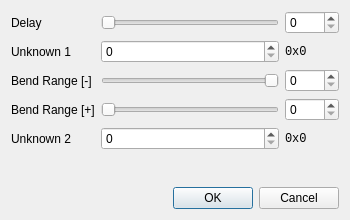
First picture: the form in src/mpbgui/LayerEditor.ui, repository dakrk/manatools, before the edit.
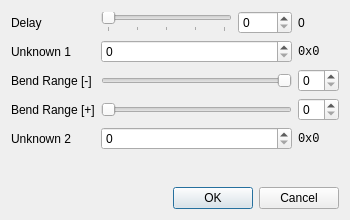
Second picture: the form after the edit.

Commit message:
mpbgui: layer delay represented differently
0 -> 1024 in file, 0 -> 4096 visually

```diff
--- a/src/mpbgui/LayerEditor.ui
+++ b/src/mpbgui/LayerEditor.ui
@@ -16,6 +16,33 @@
   <layout class="QVBoxLayout" name="verticalLayout">
    <item>
     <layout class="QGridLayout" name="gridLayout">
+     <item row="2" column="3">
+      <widget class="QSpinBox" name="spinBendLow">
+       <property name="maximum">
+        <number>24</number>
+       </property>
+      </widget>
+     </item>
+     <item row="3" column="0">
+      <widget class="QLabel" name="lblBendHigh">
+       <property name="text">
+        <string>Bend Range [+]</string>
+       </property>
+       <property name="buddy">
+        <cstring>spinBendHigh</cstring>
+       </property>
+      </widget>
+     </item>
+     <item row="4" column="0">
+      <widget class="QLabel" name="lblUnk2">
+       <property name="text">
+        <string>Unknown 2</string>
+       </property>
+       <property name="buddy">
+        <cstring>spinUnk2</cstring>
+       </property>
+      </widget>
+     </item>
      <item row="0" column="0">
       <widget class="QLabel" name="lblDelay">
        <property name="text">
@@ -26,20 +53,13 @@
        </property>
       </widget>
      </item>
-     <item row="0" column="1">
-      <widget class="QSlider" name="sliderDelay">
-       <property name="maximum">
-        <number>4096</number>
+     <item row="2" column="0">
+      <widget class="QLabel" name="lblBendLow">
+       <property name="text">
+        <string>Bend Range [-]</string>
        </property>
-       <property name="orientation">
-        <enum>Qt::Orientation::Horizontal</enum>
-       </property>
-      </widget>
-     </item>
-     <item row="0" column="2">
-      <widget class="QSpinBox" name="spinDelay">
-       <property name="maximum">
-        <number>4096</number>
+       <property name="buddy">
+        <cstring>spinBendLow</cstring>
        </property>
       </widget>
      </item>
@@ -53,14 +73,48 @@
        </property>
       </widget>
      </item>
-     <item row="1" column="1">
-      <widget class="QSpinBox" name="spinUnk1">
+     <item row="3" column="3">
+      <widget class="QSpinBox" name="spinBendHigh">
        <property name="maximum">
-        <number>65535</number>
+        <number>24</number>
        </property>
       </widget>
      </item>
-     <item row="1" column="2">
+     <item row="0" column="1">
+      <widget class="QSlider" name="sliderDelay">
+       <property name="maximum">
+        <number>1024</number>
+       </property>
+       <property name="singleStep">
+        <number>4</number>
+       </property>
+       <property name="pageStep">
+        <number>32</number>
+       </property>
+       <property name="orientation">
+        <enum>Qt::Orientation::Horizontal</enum>
+       </property>
+       <property name="tickPosition">
+        <enum>QSlider::TickPosition::TicksBelow</enum>
+       </property>
+       <property name="tickInterval">
+        <number>256</number>
+       </property>
+      </widget>
+     </item>
+     <item row="4" column="3">
+      <widget class="QLabel" name="lblUnk2Hex">
+       <property name="font">
+        <font>
+         <family>Monospace</family>
+        </font>
+       </property>
+       <property name="text">
+        <string>0x0</string>
+       </property>
+      </widget>
+     </item>
+     <item row="1" column="3">
       <widget class="QLabel" name="lblUnk1Hex">
        <property name="font">
         <font>
@@ -72,17 +126,24 @@
        </property>
       </widget>
      </item>
-     <item row="2" column="0">
-      <widget class="QLabel" name="lblBendLow">
-       <property name="text">
-        <string>Bend Range [-]</string>
+     <item row="0" column="2">
+      <widget class="QSpinBox" name="spinDelay">
+       <property name="maximum">
+        <number>1024</number>
        </property>
-       <property name="buddy">
-        <cstring>spinBendLow</cstring>
+       <property name="singleStep">
+        <number>1</number>
        </property>
       </widget>
      </item>
-     <item row="2" column="1">
+     <item row="1" column="1" colspan="2">
+      <widget class="QSpinBox" name="spinUnk1">
+       <property name="maximum">
+        <number>65535</number>
+       </property>
+      </widget>
+     </item>
+     <item row="2" column="1" colspan="2">
       <widget class="QSlider" name="sliderBendLow">
        <property name="maximum">
         <number>24</number>
@@ -95,24 +156,7 @@
        </property>
       </widget>
      </item>
-     <item row="2" column="2">
-      <widget class="QSpinBox" name="spinBendLow">
-       <property name="maximum">
-        <number>24</number>
-       </property>
-      </widget>
-     </item>
-     <item row="3" column="0">
-      <widget class="QLabel" name="lblBendHigh">
-       <property name="text">
-        <string>Bend Range [+]</string>
-       </property>
-       <property name="buddy">
-        <cstring>spinBendHigh</cstring>
-       </property>
-      </widget>
-     </item>
-     <item row="3" column="1">
+     <item row="3" column="1" colspan="2">
       <widget class="QSlider" name="sliderBendHigh">
        <property name="maximum">
         <number>24</number>
@@ -122,39 +166,17 @@
        </property>
       </widget>
      </item>
-     <item row="3" column="2">
-      <widget class="QSpinBox" name="spinBendHigh">
-       <property name="maximum">
-        <number>24</number>
-       </property>
-      </widget>
-     </item>
-     <item row="4" column="0">
-      <widget class="QLabel" name="lblUnk2">
-       <property name="text">
-        <string>Unknown 2</string>
-       </property>
-       <property name="buddy">
-        <cstring>spinUnk2</cstring>
-       </property>
-      </widget>
-     </item>
-     <item row="4" column="1">
+     <item row="4" column="1" colspan="2">
       <widget class="QSpinBox" name="spinUnk2">
        <property name="maximum">
         <number>65535</number>
        </property>
       </widget>
      </item>
-     <item row="4" column="2">
-      <widget class="QLabel" name="lblUnk2Hex">
-       <property name="font">
-        <font>
-         <family>Monospace</family>
-        </font>
-       </property>
+     <item row="0" column="3">
+      <widget class="QLabel" name="lblDelayVal">
        <property name="text">
-        <string>0x0</string>
+        <string>0</string>
        </property>
       </widget>
      </item>
```
Left out of the diff: 96 changed lines with no effect on the pictures. The commit also changes 11 other files.
